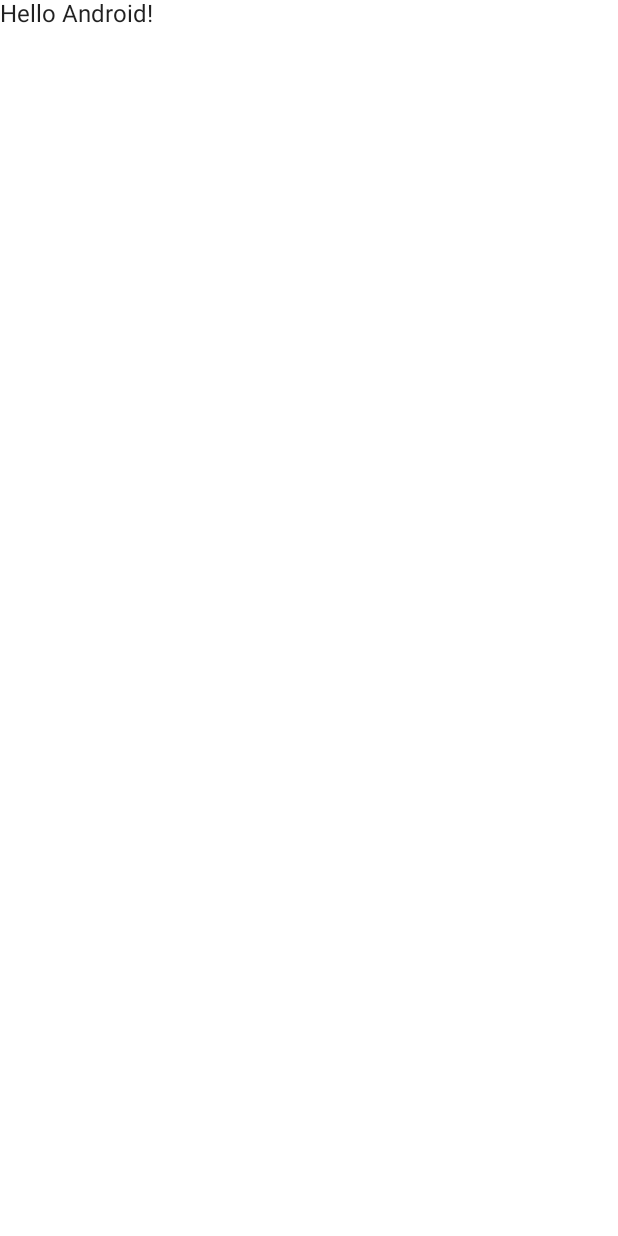
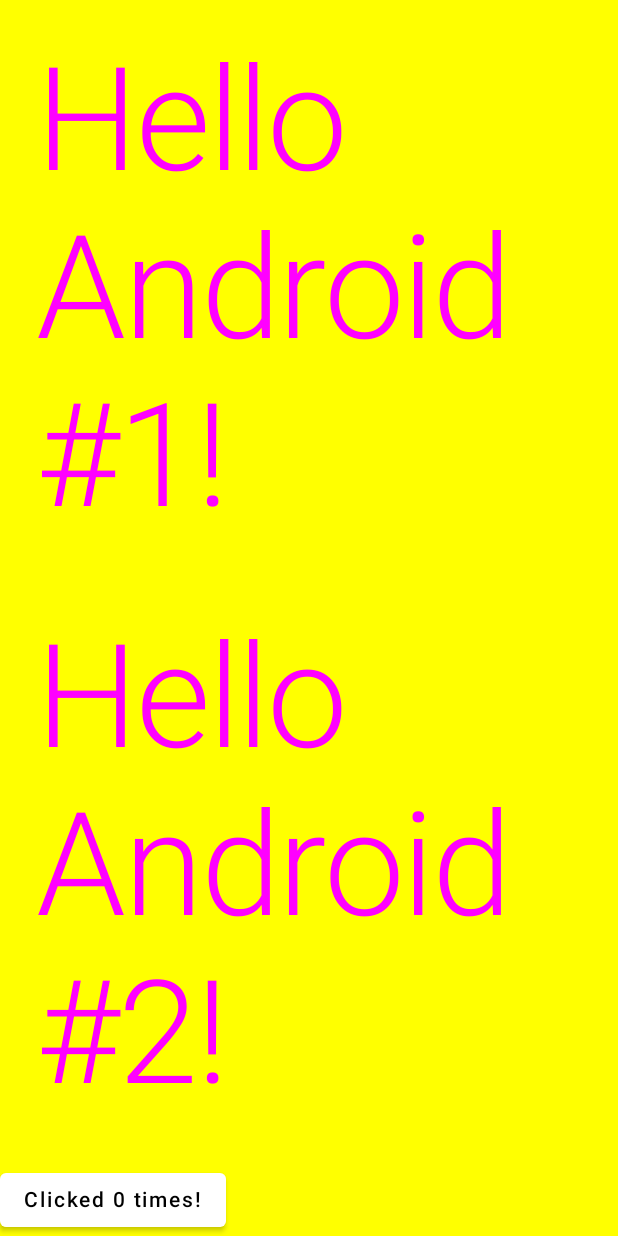
Before and after one commit to ajharry69/xently, an Android app built with Jetpack Compose: the screen it shows after launch (MainActivity), on a phone screen of 412 x 824 dp. Before the commit the screen is almost empty. Run offline under Robolectric (Android 15) with nearby library versions, the phone set to English and light mode, and no system bars.

Commit message:
Compose codelab - https://developer.android.com/codelabs/jetpack-compose-basics

```diff
--- a/app/src/main/java/co/ke/xently/MainActivity.kt
+++ b/app/src/main/java/co/ke/xently/MainActivity.kt
@@ -3,36 +3,97 @@ package co.ke.xently
 import android.os.Bundle
 import androidx.activity.ComponentActivity
 import androidx.activity.compose.setContent
-import androidx.compose.material.MaterialTheme
-import androidx.compose.material.Surface
-import androidx.compose.material.Text
-import androidx.compose.runtime.Composable
+import androidx.compose.animation.animateColorAsState
+import androidx.compose.foundation.background
+import androidx.compose.foundation.clickable
+import androidx.compose.foundation.layout.Column
+import androidx.compose.foundation.layout.fillMaxHeight
+import androidx.compose.foundation.layout.padding
+import androidx.compose.foundation.lazy.LazyColumn
+import androidx.compose.foundation.lazy.items
+import androidx.compose.material.*
+import androidx.compose.runtime.*
+import androidx.compose.ui.Modifier
+import androidx.compose.ui.graphics.Color
 import androidx.compose.ui.tooling.preview.Preview
+import androidx.compose.ui.unit.dp
 import co.ke.xently.ui.theme.XentlyTheme
 
 class MainActivity : ComponentActivity() {
     override fun onCreate(savedInstanceState: Bundle?) {
         super.onCreate(savedInstanceState)
         setContent {
-            XentlyTheme {
-                // A surface container using the 'background' color from the theme
-                Surface(color = MaterialTheme.colors.background) {
-                    Greeting("Android")
-                }
+            App {
+                MyScreenContent()
             }
         }
     }
 }
 
 @Composable
+fun App(content: @Composable () -> Unit) {
+    XentlyTheme {
+        Surface(color = Color.Yellow) {
+            content()
+        }
+    }
+}
+
+@Composable
+fun MyScreenContent(names: List<String> = List(1_000) { "Android #${it + 1}" }) {
+    val countState: MutableState<Int> = remember {
+        mutableStateOf(0)
+    }
+    Column(modifier = Modifier.fillMaxHeight()) {
+        NameList(names, modifier = Modifier.weight(1f))
+        Counter(countState.value) { count ->
+            countState.value = count
+        }
+    }
+}
+
+@Composable
+fun NameList(names: List<String>, modifier: Modifier = Modifier) {
+    LazyColumn(modifier = modifier) {
+        items(names) { name ->
+            Greeting(name = name)
+            Divider(color = Color.Black, thickness = 0.2.dp, startIndent = 4.dp)
+        }
+    }
+}
+
+@Composable
 fun Greeting(name: String) {
-    Text(text = "Hello $name!")
+    var isSelected by remember {
+        mutableStateOf(false)
+    }
+    val backgroundColor by
+    animateColorAsState(targetValue = if (isSelected) Color.Red else Color.Transparent)
+    Text(
+        text = "Hello $name!",
+        modifier = Modifier
+            .padding(24.dp)
+            .background(color = backgroundColor)
+            .clickable {
+                isSelected = !isSelected
+            },
+        style = MaterialTheme.typography.h1.copy(color = Color.Magenta),
+    )
+}
+
+@Composable
+fun Counter(count: Int, updateCount: (Int) -> Unit = { _ -> }) {
+    Button(colors = ButtonDefaults.buttonColors(
+        backgroundColor = if (count > 5) Color.Green else Color.White,
+    ), onClick = { updateCount(count + 1) }) {
+        Text(text = "Clicked $count times!")
+    }
 }
 
 @Preview(showBackground = true)
 @Composable
 fun DefaultPreview() {
-    XentlyTheme {
-        Greeting("Android")
+    App {
+        MyScreenContent()
     }
 }
```
